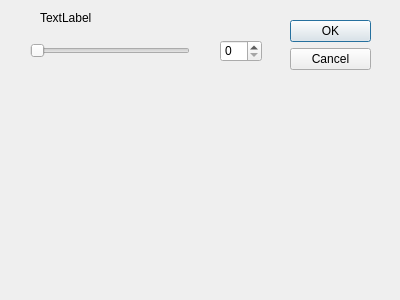
Qt form imageProcess/View/dialog.ui (Grothendieck42/2019-summer-project) before a commit.
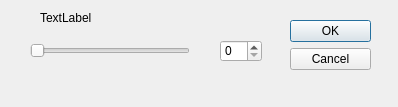
The same form after that commit.

```diff
--- a/imageProcess/View/dialog.ui
+++ b/imageProcess/View/dialog.ui
@@ -6,8 +6,8 @@
    <rect>
     <x>0</x>
     <y>0</y>
-    <width>400</width>
-    <height>300</height>
+    <width>398</width>
+    <height>107</height>
    </rect>
   </property>
   <property name="windowTitle">
```
